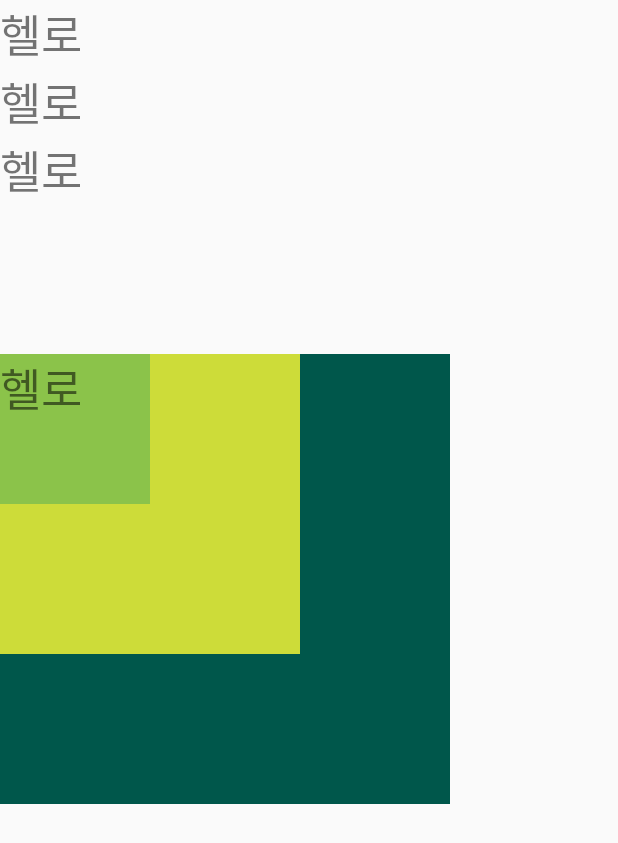
After one commit to kks0211/ApplicationStudy, an Android app: the layout frame_layout_09.xml on its own in the app's theme, with its tools: preview values and no code run, on a phone screen of 412 x 824 dp. The commit adds this screen. Shown: the top 843 px of the screen. Run offline under Robolectric (Android 15) with nearby library versions, the phone set to English and light mode, and no system bars.

Commit message:
20200423 안드로이드 뷰

```diff
--- a/app/src/main/java/com/example/myapplication/MainActivity.kt
+++ b/app/src/main/java/com/example/myapplication/MainActivity.kt
@@ -7,6 +7,7 @@ class MainActivity : AppCompatActivity() {
 
     override fun onCreate(savedInstanceState: Bundle?) {
         super.onCreate(savedInstanceState)
-        setContentView(R.layout.activity_main)
+        //setContentView(R.layout.activity_main)
+        setContentView(R.layout.scrollerview_13)
     }
 }
--- /dev/null
+++ b/app/src/main/res/layout/frame_layout_09.xml
@@ -0,0 +1,68 @@
+<?xml version="1.0" encoding="utf-8"?>
+<LinearLayout xmlns:android="http://schemas.android.com/apk/res/android"
+    android:layout_width="match_parent"
+    android:layout_height="match_parent"
+    android:orientation="vertical">
+
+    <LinearLayout
+        android:layout_width="wrap_content"
+        android:layout_height="wrap_content"
+        android:orientation="vertical"
+        >
+
+        <TextView
+            android:layout_width="wrap_content"
+            android:layout_height="wrap_content"
+            android:text="헬로"
+            android:textSize="30dp"
+            />
+        <TextView
+            android:layout_width="wrap_content"
+            android:layout_height="wrap_content"
+            android:text="헬로"
+            android:textSize="30dp"
+            />
+        <TextView
+            android:layout_width="wrap_content"
+            android:layout_height="wrap_content"
+            android:text="헬로"
+            android:textSize="30dp"
+            />
+
+
+    </LinearLayout>
+
+    <FrameLayout
+        android:layout_marginTop="100dp"
+        android:layout_width="wrap_content"
+        android:layout_height="wrap_content"
+        >
+
+        <TextView
+            android:layout_width="300dp"
+            android:layout_height="300dp"
+            android:text="헬로"
+            android:textSize="30dp"
+            android:background="@color/colorPrimaryDark"
+            />
+        <TextView
+            android:layout_width="200dp"
+            android:layout_height="200dp"
+            android:text="헬로"
+            android:textSize="30dp"
+            android:background="#CDDC39"
+            />
+        <TextView
+            android:layout_width="100dp"
+            android:layout_height="100dp"
+            android:text="헬로"
+            android:textSize="30dp"
+            android:background="#8BC34A"
+            />
+
+
+
+    </FrameLayout>
+
+
+</LinearLayout>
```
Also changed, not shown: app/src/main/res/layout/imageview_14.xml (added, +12 -0 lines), app/src/main/res/layout/pading_margin_08.xml (added, +42 -0 lines), app/src/main/res/layout/practice_11.xml (added, +27 -0 lines), app/src/main/res/layout/relative_layout10.xml (added, +27 -0 lines), app/src/main/res/layout/relative_layout_05.xml (added, +39 -0 lines), app/src/main/res/layout/relative_layout_06.xml (added, +72 -0 lines), app/src/main/res/layout/scrollerview_13.xml (added, +73 -0 lines).
